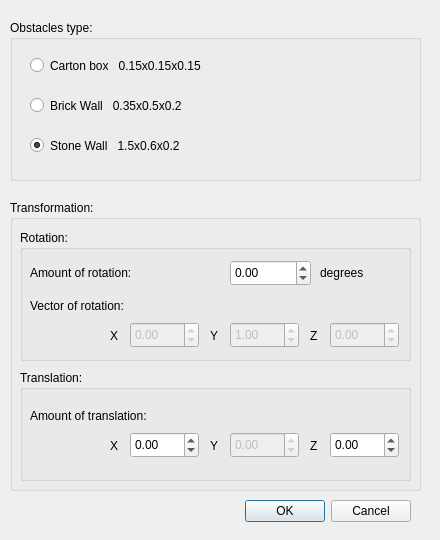
Qt form src/zay_obstacle_inputs_form.ui (ChevronOne/zaytuna) before a commit.
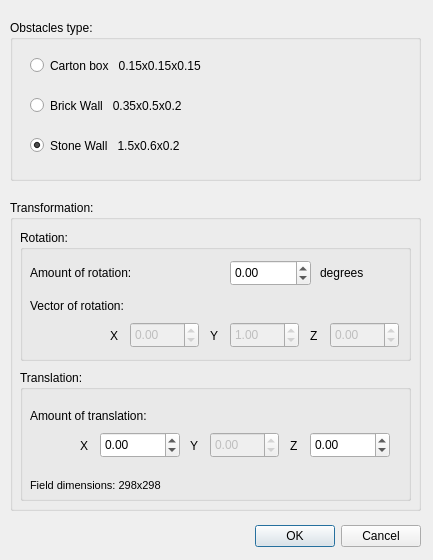
The same form after that commit.

What changed in the file:
```diff
--- a/src/zay_obstacle_inputs_form.ui
+++ b/src/zay_obstacle_inputs_form.ui
@@ -6,8 +6,8 @@
    <rect>
     <x>0</x>
     <y>0</y>
-    <width>440</width>
-    <height>540</height>
+    <width>433</width>
+    <height>560</height>
    </rect>
   </property>
   <property name="windowTitle">
@@ -16,8 +16,8 @@
   <widget class="QDialogButtonBox" name="decision_tools">
    <property name="geometry">
     <rect>
-     <x>70</x>
-     <y>495</y>
+     <x>80</x>
+     <y>520</y>
      <width>341</width>
      <height>32</height>
     </rect>
@@ -35,7 +35,7 @@
      <x>10</x>
      <y>200</y>
      <width>411</width>
-     <height>291</height>
+     <height>311</height>
     </rect>
    </property>
    <property name="title">
@@ -214,7 +214,7 @@
       <x>10</x>
       <y>170</y>
       <width>391</width>
-      <height>111</height>
+      <height>131</height>
      </rect>
     </property>
     <property name="title">
@@ -226,17 +226,17 @@
      </property>
      <property name="geometry">
       <rect>
-       <x>210</x>
+       <x>190</x>
        <y>62</y>
        <width>69</width>
        <height>26</height>
       </rect>
      </property>
      <property name="minimum">
-      <double>-999999999999999.000000000000000</double>
+      <double>-149.000000000000000</double>
      </property>
      <property name="maximum">
-      <double>999999999999999.000000000000000</double>
+      <double>149.000000000000000</double>
      </property>
      <property name="value">
       <double>0.000000000000000</double>
@@ -245,7 +245,7 @@
     <widget class="QLabel" name="T_X_lab">
      <property name="geometry">
       <rect>
-       <x>90</x>
+       <x>60</x>
        <y>60</y>
        <width>21</width>
        <height>31</height>
@@ -261,23 +261,23 @@
      </property>
      <property name="geometry">
       <rect>
-       <x>110</x>
+       <x>80</x>
        <y>62</y>
-       <width>69</width>
+       <width>80</width>
        <height>26</height>
       </rect>
      </property>
      <property name="minimum">
-      <double>-999999999999999.000000000000000</double>
+      <double>-149.000000000000000</double>
      </property>
      <property name="maximum">
-      <double>999999999999999.000000000000000</double>
+      <double>149.000000000000000</double>
      </property>
     </widget>
     <widget class="QLabel" name="T_Z_lab">
      <property name="geometry">
       <rect>
-       <x>290</x>
+       <x>270</x>
        <y>60</y>
        <width>21</width>
        <height>31</height>
@@ -293,23 +293,23 @@
      </property>
      <property name="geometry">
       <rect>
-       <x>310</x>
+       <x>290</x>
        <y>62</y>
-       <width>69</width>
+       <width>80</width>
        <height>26</height>
       </rect>
      </property>
      <property name="minimum">
-      <double>-999999999999999.000000000000000</double>
+      <double>-149.000000000000000</double>
      </property>
      <property name="maximum">
-      <double>999999999999999.000000000000000</double>
+      <double>149.000000000000000</double>
      </property>
     </widget>
     <widget class="QLabel" name="T_Y_lab">
      <property name="geometry">
       <rect>
-       <x>190</x>
+       <x>170</x>
        <y>60</y>
        <width>21</width>
        <height>31</height>
@@ -332,6 +332,24 @@
       <string>Amount of translation:</string>
      </property>
     </widget>
+    <widget class="QLabel" name="label">
+     <property name="geometry">
+      <rect>
+       <x>10</x>
+       <y>100</y>
+       <width>231</width>
+       <height>30</height>
+      </rect>
+     </property>
+     <property name="font">
+      <font>
+       <pointsize>8</pointsize>
+      </font>
+     </property>
+     <property name="text">
+      <string>Field dimensions: 298x298</string>
+     </property>
+    </widget>
    </widget>
   </widget>
   <widget class="QGroupBox" name="obstacles_type_groupBox">
```
